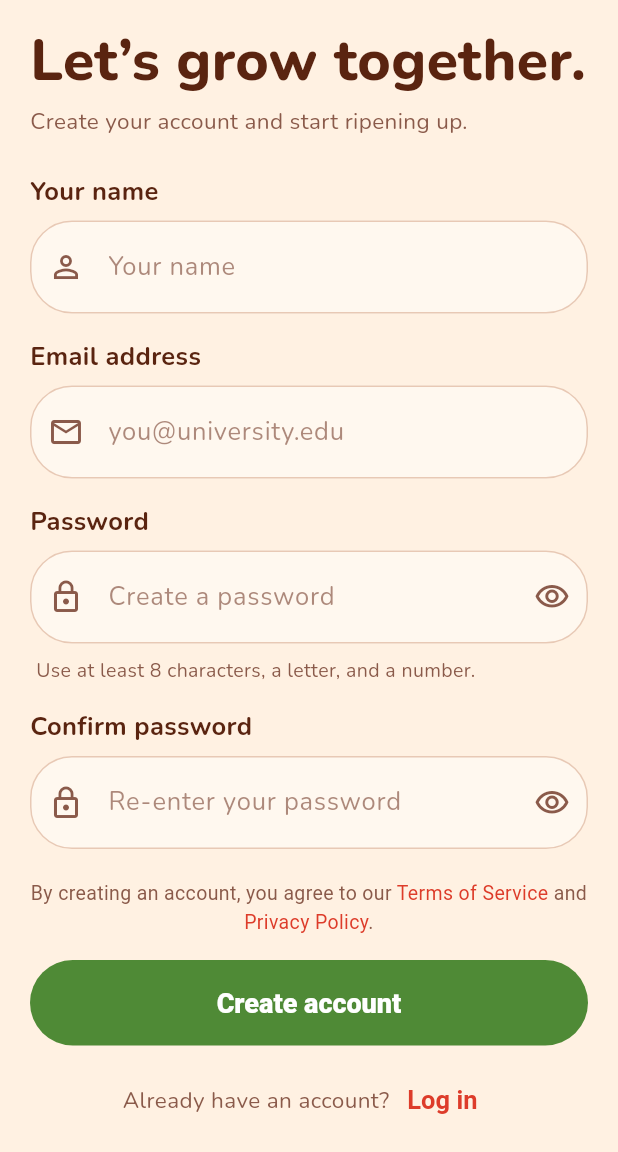
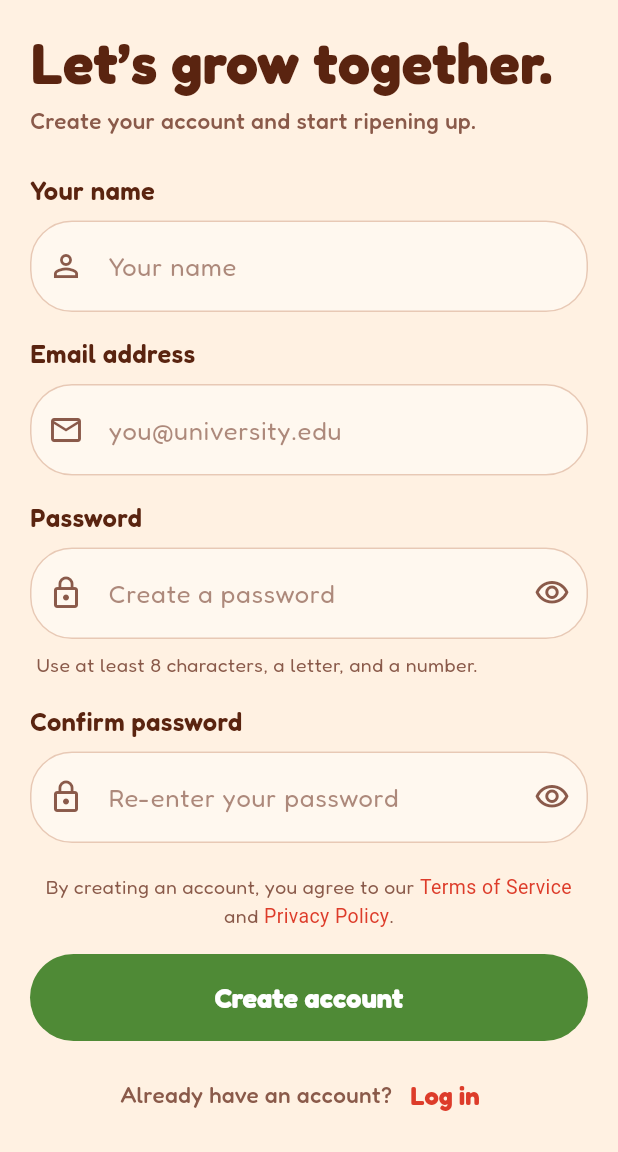
Before and after one commit to elaizaespartinez/Tutomato, a Flutter app: the screen it shows after launch, after a tap on "Get started", on a phone screen of 412 x 824 dp, the part 84-1236 px from its top. Run offline on Flutter 3.47's test engine with Material 3 defaults, Android fonts, the phone set to English and light mode, and no system bars; our stand-ins replace cloud_firestore, firebase_auth, firebase_core, flutter_riverpod, google_fonts, shared_preferences; accounts and stored records are empty.

Commit message:
Unify entire app typography to use Fredoka font with bold hierarchy

```diff
--- a/lib/core/theme/app_text.dart
+++ b/lib/core/theme/app_text.dart
@@ -3,14 +3,36 @@ import 'package:google_fonts/google_fonts.dart';
 import 'app_colors.dart';
 
 class AppText {
-  static const h1 = TextStyle(
-      fontSize: 34, fontWeight: FontWeight.w800, color: AppColors.brown, height: 1.1);
-  static const h2 =
-  TextStyle(fontSize: 24, fontWeight: FontWeight.w800, color: AppColors.brown);
-  static const title =
-  TextStyle(fontSize: 17, fontWeight: FontWeight.w700, color: AppColors.brown);
-  static const body = TextStyle(fontSize: 15, color: AppColors.brownSoft);
-  static const small = TextStyle(fontSize: 13, color: AppColors.brownSoft);
+  static final h1 = GoogleFonts.fredoka(
+    fontSize: 34,
+    fontWeight: FontWeight.w700,
+    color: AppColors.brown,
+    height: 1.1,
+  );
+
+  static final h2 = GoogleFonts.fredoka(
+    fontSize: 24,
+    fontWeight: FontWeight.w700,
+    color: AppColors.brown,
+  );
+
+  static final title = GoogleFonts.fredoka(
+    fontSize: 17,
+    fontWeight: FontWeight.w600,
+    color: AppColors.brown,
+  );
+
+  static final body = GoogleFonts.fredoka(
+    fontSize: 15,
+    fontWeight: FontWeight.w500,
+    color: AppColors.brownSoft,
+  );
+
+  static final small = GoogleFonts.fredoka(
+    fontSize: 13,
+    fontWeight: FontWeight.w400,
+    color: AppColors.brownSoft,
+  );
 
   static TextStyle brandStyle({
     double fontSize = 30,
--- a/lib/core/theme/app_theme.dart
+++ b/lib/core/theme/app_theme.dart
@@ -3,7 +3,9 @@ import 'package:google_fonts/google_fonts.dart';
 import 'app_colors.dart';
 
 class AppTheme {
-  static ThemeData get light => ThemeData(
+  static ThemeData get light {
+    final baseTextTheme = GoogleFonts.fredokaTextTheme();
+    return ThemeData(
       useMaterial3: true,
       scaffoldBackgroundColor: AppColors.cream,
       colorScheme: ColorScheme.fromSeed(
@@ -11,6 +13,11 @@ class AppTheme {
         primary: AppColors.tomato,
         surface: AppColors.cream,
       ),
-    textTheme: GoogleFonts.nunitoTextTheme(),
+      fontFamily: GoogleFonts.fredoka().fontFamily,
+      textTheme: baseTextTheme.apply(
+        bodyColor: AppColors.brownSoft,
+        displayColor: AppColors.brown,
+      ),
     );
   }
+}
--- a/lib/core/widgets/app_button.dart
+++ b/lib/core/widgets/app_button.dart
@@ -1,10 +1,10 @@
 import 'package:flutter/material.dart';
+import 'package:google_fonts/google_fonts.dart';
 
 import '../theme/app_colors.dart';
 
 enum AppButtonKind { filled, outlined, text }
 
-/// Full-width pill button. `kind` picks filled, outlined, or a plain text link.
 class AppButton extends StatelessWidget {
   final String label;
   final VoidCallback? onPressed;
@@ -23,7 +23,7 @@ class AppButton extends StatelessWidget {
 
   @override
   Widget build(BuildContext context) {
-    const bigText = TextStyle(fontSize: 18, fontWeight: FontWeight.w800);
+    final bigText = GoogleFonts.fredoka(fontSize: 18, fontWeight: FontWeight.w700);
     final content = Row(
       mainAxisSize: MainAxisSize.min,
       children: [
@@ -67,7 +67,7 @@ class AppButton extends StatelessWidget {
           onPressed: onPressed,
           style: TextButton.styleFrom(
             foregroundColor: color,
-            textStyle: const TextStyle(
+            textStyle: GoogleFonts.fredoka(
               fontSize: 17,
               fontWeight: FontWeight.w700,
             ),
```
Lines whose indentation alone changed are shown as unchanged.
